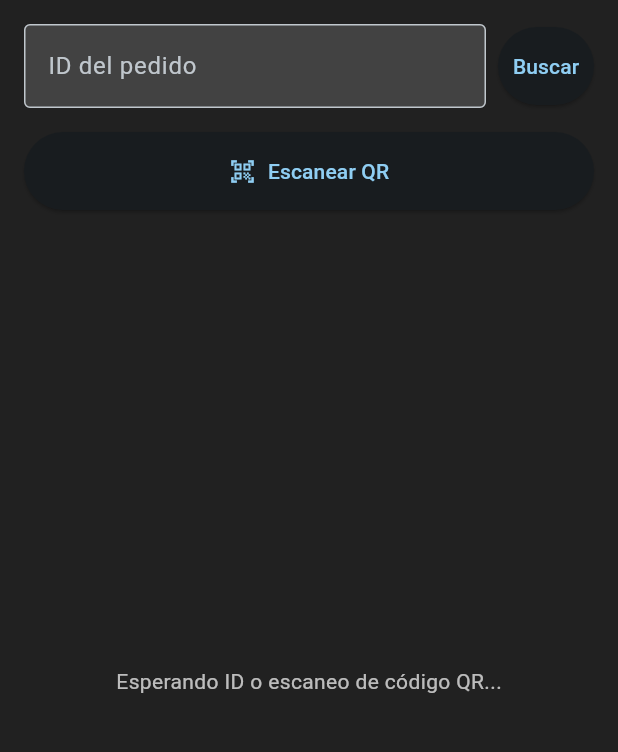
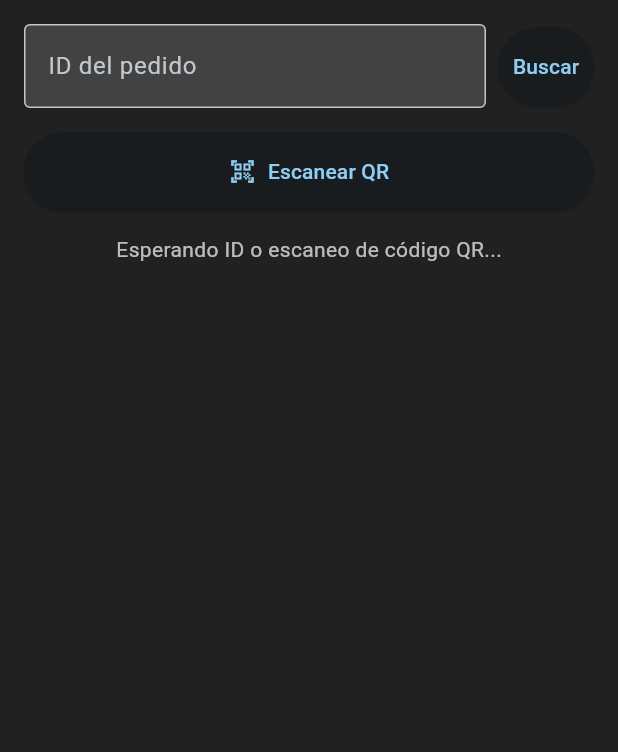
Before and after one commit to adrianferreiro/treintaypico, a Flutter app: the screen it shows after launch, after a tap on "Buscar", after a tap on "Cancelar pedido", on a phone screen of 412 x 824 dp, the part 84-836 px from its top. Run offline on Flutter 3.47's test engine with Material 3 defaults, Android fonts, the light colour scheme and no system bars; our stand-ins replace cloud_firestore, dartz, dio, firebase_core, flutter_riverpod, go_router and 2 more; accounts and stored records are empty.

Commit message:
feat(firebase): implement firebase order datasource
PR: #2

```diff
--- /dev/null
+++ b/lib/core/providers/firebase_providers.dart
@@ -0,0 +1,6 @@
+import 'package:cloud_firestore/cloud_firestore.dart';
+import 'package:flutter_riverpod/flutter_riverpod.dart';
+
+final firestoreProvider = Provider<FirebaseFirestore>((ref) {
+  return FirebaseFirestore.instance;
+});
--- /dev/null
+++ b/lib/features/orders/data/datasources/firebase_order_datasource.dart
@@ -0,0 +1,95 @@
+import 'package:cloud_firestore/cloud_firestore.dart';
+import 'package:treintaypico/features/orders/data/datasources/order_datasource.dart';
+import 'package:treintaypico/features/orders/data/models/order_model.dart';
+
+class FirebaseOrderDatasource implements OrderDatasource {
+  FirebaseOrderDatasource(this._firestore);
+
+  final FirebaseFirestore _firestore;
+
+  CollectionReference<Map<String, dynamic>> get _col =>
+      _firestore.collection('orders_events');
+
+  @override
+  Future<OrderModel> getOrderById(String id) async {
+    try {
+      final trimmed = id.trim();
+
+      // 1) Intento por docId
+      final byId = await _col.doc(trimmed).get();
+      if (byId.exists && byId.data() != null) {
+        return OrderModel.fromDocument(byId);
+      }
+
+      // 2) Fallback por order_number (QR)
+      final byNumber = await _col
+          .where('order_number', isEqualTo: trimmed)
+          .limit(1)
+          .get();
+
+      if (byNumber.docs.isEmpty) {
+        throw Exception('Order not found with id: $id');
+      }
+
+      return OrderModel.fromDocument(byNumber.docs.first);
+    } catch (e) {
+      throw Exception('Error fetching order: $e');
+    }
+  }
+
+  @override
+  Future<void> markOrderAsPaid({
+    required String orderId,
+    required String paymentMethod,
+  }) async {
+    try {
+      final ref = await _resolveRefByIdOrOrderNumber(orderId);
+      await ref.update({
+        'status': 'paid',
+        'isPaid': true,
+        'isOrderActive': false,
+        'payment_method': paymentMethod, // 'cash' | 'card' | 'transfer'
+        'updated_at': FieldValue.serverTimestamp(),
+      });
+    } catch (e) {
+      throw Exception('Error marking order as paid: $e');
+    }
+  }
+
+  @override
+  Future<void> cancelOrder(String orderId) async {
+    try {
+      final ref = await _resolveRefByIdOrOrderNumber(orderId);
+      await ref.update({
+        'status': 'cancelled',
+        'isPaid': false,
+        'isOrderActive': false,
+        'updated_at': FieldValue.serverTimestamp(),
+      });
+    } catch (e) {
+      throw Exception('Error cancelling order: $e');
+    }
+  }
+
+  // ---------- helpers ----------
+  Future<DocumentReference<Map<String, dynamic>>> _resolveRefByIdOrOrderNumber(
+    String idOrOrderNumber,
+  ) async {
+    final trimmed = idOrOrderNumber.trim();
+
+    // DocId directo
+    final byIdRef = _col.doc(trimmed);
+    final byIdSnap = await byIdRef.get();
+    if (byIdSnap.exists) return byIdRef;
+
+    // Fallback por order_number
+    final q = await _col
+        .where('order_number', isEqualTo: trimmed)
+        .limit(1)
+        .get();
+    if (q.docs.isEmpty) {
+      throw Exception('Order not found with id: $idOrOrderNumber');
+    }
+    return q.docs.first.reference;
+  }
+}
--- a/lib/features/orders/data/datasources/order_datasource_provider.dart
+++ b/lib/features/orders/data/datasources/order_datasource_provider.dart
@@ -1,7 +1,9 @@
 import 'package:flutter_riverpod/flutter_riverpod.dart';
+import 'package:treintaypico/core/providers/firebase_providers.dart';
+import 'package:treintaypico/features/orders/data/datasources/firebase_order_datasource.dart';
 import 'package:treintaypico/features/orders/data/datasources/order_datasource.dart';
-import 'package:treintaypico/features/orders/data/datasources/fake_order_datasource.dart';
 
 final orderDatasourceProvider = Provider<OrderDatasource>((ref) {
-  return FakeOrderDatasource();
+  final firestore = ref.watch(firestoreProvider);
+  return FirebaseOrderDatasource(firestore);
 });
--- a/lib/features/orders/data/models/order_model.dart
+++ b/lib/features/orders/data/models/order_model.dart
@@ -1,3 +1,4 @@
+import 'package:cloud_firestore/cloud_firestore.dart';
 import 'order_item_model.dart';
 
 class OrderModel {
@@ -33,6 +34,46 @@ class OrderModel {
     this.deliveredAt,
   });
 
+  // Constructor desde DocumentSnapshot de Firebase
+  factory OrderModel.fromDocument(DocumentSnapshot doc) {
+    final data = doc.data() as Map<String, dynamic>;
+
+    return OrderModel(
+      id: doc.id, // El ID viene del documento
+      eventId: data['event_id'] as String,
+      userId: data['user_id'] as String,
+      companyId: data['company_id'] as String,
+      items: (data['items'] as List<dynamic>)
+          .map((e) => OrderItemModel.fromJson(e as Map<String, dynamic>))
+          .toList(),
+      totalAmount: (data['total_amount'] as num).toInt(),
+      isOrderActive: data['isOrderActive'] as bool? ?? true,
+      status: data['status'] as String,
+      isPaid: data['isPaid'] as bool? ?? false,
+      paymentMethod: data['payment_method'] as String?,
+      orderNumber: data['order_number'] as String,
+      createdAt: _parseTimestamp(data['created_at']),
+      updatedAt: _parseTimestamp(data['updated_at']),
+      deliveredAt: data['delivered_at'] != null
+          ? _parseTimestamp(data['delivered_at'])
+          : null,
+    );
+  }
+
+  // Helper method para manejar diferentes tipos de timestamp
+  static DateTime _parseTimestamp(dynamic timestamp) {
+    if (timestamp is Timestamp) {
+      return timestamp.toDate();
+    } else if (timestamp is String) {
+      return DateTime.parse(timestamp);
+    } else if (timestamp is int) {
+      return DateTime.fromMillisecondsSinceEpoch(timestamp);
+    } else {
+      throw ArgumentError('Invalid timestamp format: $timestamp');
+    }
+  }
+
+  // Constructor desde JSON (mantener para compatibilidad)
   factory OrderModel.fromJson(Map<String, dynamic> json) {
     return OrderModel(
       id: json['id'] as String,
@@ -43,19 +84,47 @@ class OrderModel {
           .map((e) => OrderItemModel.fromJson(e as Map<String, dynamic>))
           .toList(),
       totalAmount: (json['total_amount'] as num).toInt(),
-      isOrderActive: json['isOrderActive'] as bool,
+      isOrderActive: json['isOrderActive'] as bool? ?? true,
       status: json['status'] as String,
-      isPaid: json['isPaid'] as bool,
+      isPaid: json['isPaid'] as bool? ?? false,
       paymentMethod: json['payment_method'] as String?,
       orderNumber: json['order_number'] as String,
-      createdAt: DateTime.parse(json['created_at'] as String),
-      updatedAt: DateTime.parse(json['updated_at'] as String),
+      createdAt: json['created_at'] is String
+          ? DateTime.parse(json['created_at'] as String)
+          : _parseTimestamp(json['created_at']),
+      updatedAt: json['updated_at'] is String
+          ? DateTime.parse(json['updated_at'] as String)
+          : _parseTimestamp(json['updated_at']),
       deliveredAt: json['delivered_at'] != null
-          ? DateTime.parse(json['delivered_at'] as String)
+          ? (json['delivered_at'] is String
+                ? DateTime.parse(json['delivered_at'] as String)
+                : _parseTimestamp(json['delivered_at']))
           : null,
     );
   }
 
+  // Convertir a Map para Firebase (sin el ID)
+  Map<String, dynamic> toFirestore() {
+    return {
+      'event_id': eventId,
+      'user_id': userId,
+      'company_id': companyId,
+      'items': items.map((e) => e.toJson()).toList(),
+      'total_amount': totalAmount,
+      'isOrderActive': isOrderActive,
+      'status': status,
+      'isPaid': isPaid,
+      'payment_method': paymentMethod,
+      'order_number': orderNumber,
+      'created_at': Timestamp.fromDate(createdAt),
+      'updated_at': Timestamp.fromDate(updatedAt),
+      'delivered_at': deliveredAt != null
+          ? Timestamp.fromDate(deliveredAt!)
+          : null,
+    };
+  }
+
+  // Mantener toJson para compatibilidad
   Map<String, dynamic> toJson() {
     return {
       'id': id,
--- a/lib/features/orders/presentation/screens/order_screen.dart
+++ b/lib/features/orders/presentation/screens/order_screen.dart
@@ -23,17 +23,34 @@ class _OrderScreenState extends ConsumerState<OrderScreen> {
     final controller = ref.read(orderControllerProvider.notifier);
 
     return Scaffold(
+      resizeToAvoidBottomInset:
+          true, // asegura que el body se reduzca con el teclado
       appBar: AppBar(title: const Text('Detalle del Pedido')),
-      body: Padding(
-        padding: const EdgeInsets.all(16),
+      body: SafeArea(
+        child: LayoutBuilder(
+          builder: (context, constraints) {
+            return SingleChildScrollView(
+              keyboardDismissBehavior: ScrollViewKeyboardDismissBehavior.onDrag,
+              padding: EdgeInsets.only(
+                left: 16,
+                right: 16,
+                top: 16,
+                // agrega espacio inferior igual al teclado para evitar solapamiento
+                bottom: 16 + MediaQuery.of(context).viewInsets.bottom,
+              ),
+              child: ConstrainedBox(
+                constraints: BoxConstraints(minHeight: constraints.maxHeight),
                 child: Column(
+                  crossAxisAlignment: CrossAxisAlignment.stretch,
                   children: [
-            // Input de ID + botón buscar
                     Row(
                       children: [
                         Expanded(
                           child: TextField(
                             controller: _idController,
+                            textInputAction: TextInputAction.search,
+                            onSubmitted: (v) =>
+                                controller.fetchOrderById(v.trim()),
                             decoration: const InputDecoration(
                               labelText: 'ID del pedido',
                               border: OutlineInputBorder(),
@@ -43,7 +60,9 @@ class _OrderScreenState extends ConsumerState<OrderScreen> {
                         const SizedBox(width: 8),
                         ElevatedButton(
                           onPressed: () {
-                    controller.fetchOrderById(_idController.text.trim());
+                            controller.fetchOrderById(
+                              _idController.text.trim(),
+                            );
                           },
                           child: const Text('Buscar'),
                         ),
@@ -51,12 +70,11 @@ class _OrderScreenState extends ConsumerState<OrderScreen> {
                     ),
                     const SizedBox(height: 16),
 
-            // Botón escanear QR
                     SizedBox(
                       width: double.infinity,
                       child: ElevatedButton.icon(
                         onPressed: () {
-                  // pendiente: navegación al escáner
+                          // navegación al escáner
                         },
                         icon: const Icon(Icons.qr_code_scanner),
                         label: const Text('Escanear QR'),
@@ -64,40 +82,39 @@ class _OrderScreenState extends ConsumerState<OrderScreen> {
                     ),
                     const SizedBox(height: 16),
 
-            // Estado del pedido
-            Expanded(
-              child: switch (state) {
+                    // CONTENIDO segun estado (sin Expanded adentro)
+                    switch (state) {
                       OrderInitial() => const Center(
                         child: Text('Esperando ID o escaneo de código QR...'),
                       ),
                       OrderLoading() => const Center(
                         child: CircularProgressIndicator(),
                       ),
-                OrderError(:final message) => Center(child: Text(message)),
+                      OrderError(:final message) => Center(
+                        child: Text(message),
+                      ),
                       OrderLoaded(:final order) => Column(
+                        crossAxisAlignment: CrossAxisAlignment.stretch,
+                        mainAxisSize: MainAxisSize
+                            .min, // 👈 importante para no pedir altura infinita
                         children: [
-                    // Detalle visual del pedido
-                    Expanded(child: OrderDetail(order: order)),
+                          OrderDetail(order: order), // sin Expanded
                           const SizedBox(height: 12),
-
-                    // Botones de acción
                           OrderActions(
-                      onCancel: () {
-                        controller.cancelOrder(order.id);
-                      },
-                      onMarkAsPaid: () {
-                        // Podés reemplazar 'cash' por otro método si usás un selector.
-                        controller.markAsPaid(
+                            onCancel: () => controller.cancelOrder(order.id),
+                            onMarkAsPaid: () => controller.markAsPaid(
                               orderId: order.id,
                               paymentMethod: 'cash',
-                        );
-                      },
+                            ),
                           ),
                         ],
                       ),
                     },
+                  ],
                 ),
-          ],
+              ),
+            );
+          },
         ),
       ),
     );
--- a/lib/features/orders/presentation/widgets/order_detail.dart
+++ b/lib/features/orders/presentation/widgets/order_detail.dart
@@ -16,6 +16,7 @@ class OrderDetail extends StatelessWidget {
       ),
       child: Column(
         crossAxisAlignment: CrossAxisAlignment.start,
+        mainAxisSize: MainAxisSize.min,
         children: [
           Text(
             'Pedido: ${order.orderNumber}',
@@ -31,21 +32,23 @@ class OrderDetail extends StatelessWidget {
             style: TextStyle(fontWeight: FontWeight.bold),
           ),
           const SizedBox(height: 8),
-          Expanded(
-            child: ListView.builder(
+          ListView.separated(
+            shrinkWrap: true,
+            physics: const NeverScrollableScrollPhysics(),
             itemCount: order.items.length,
             itemBuilder: (_, index) {
               final item = order.items[index];
               return ListTile(
+                dense: true,
                 title: Text(item.productName),
                 subtitle: Text('${item.quantity} x \$${item.unitPrice}'),
                 trailing: Text('\$${item.subtotal}'),
               );
             },
-            ),
+            separatorBuilder: (_, __) => const Divider(height: 8),
           ),
 
-          const SizedBox(height: 16),
+          const SizedBox(height: 8),
         ],
       ),
     );
```
Lines whose indentation alone changed are shown as unchanged.
